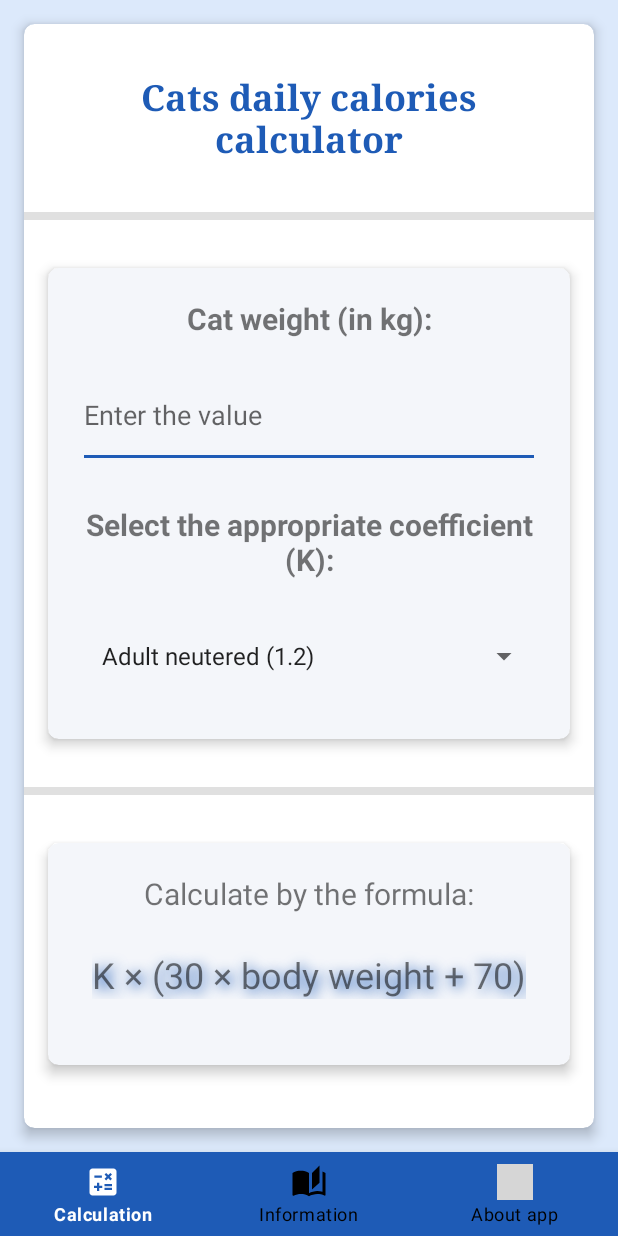
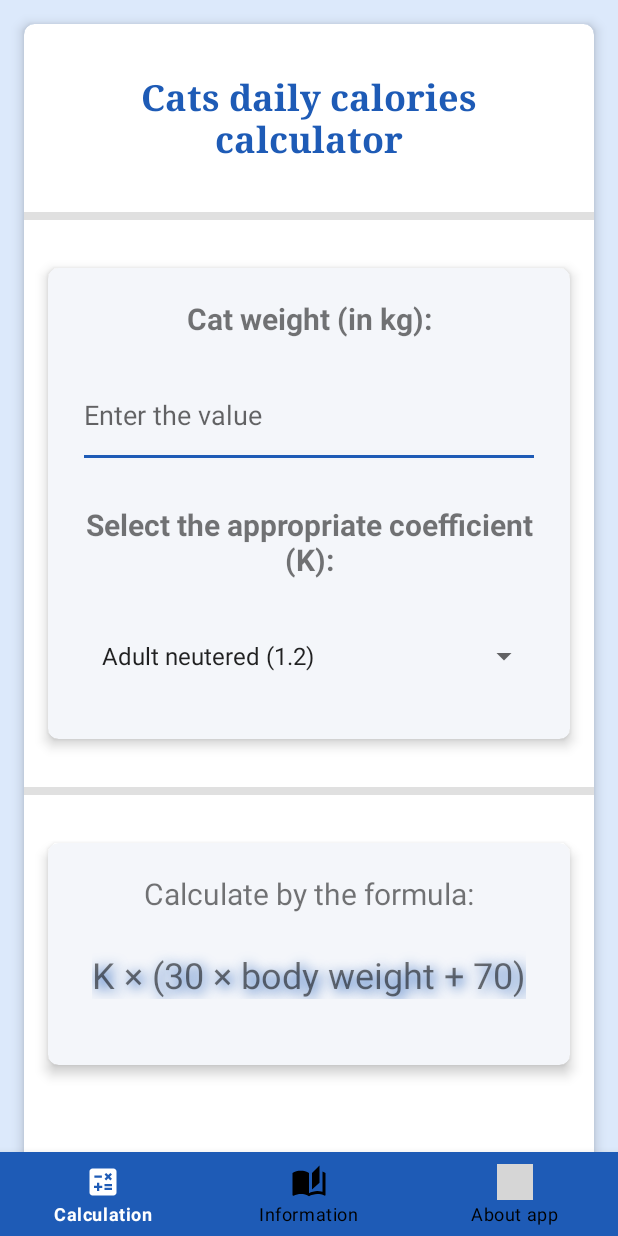
Before and after one commit to WiQuert/Cat-Calories, an Android app: the screen it shows after launch (MainActivity), on a phone screen of 412 x 824 dp. Run offline under Robolectric (Android 15) with nearby library versions, the phone set to English and light mode, and no system bars; grey boxes are pictures that could not be loaded.

Commit message:
Fixed problems

```diff
--- a/app/src/main/res/layout/fragment_calc.xml
+++ b/app/src/main/res/layout/fragment_calc.xml
@@ -7,16 +7,16 @@
     android:background="@color/background_color"
     tools:context=".fragments.CalcFragment">
 
-    <androidx.cardview.widget.CardView
+    <ScrollView
         android:layout_width="match_parent"
-        android:layout_height="match_parent"
-        android:layout_margin="16dp"
-        app:cardCornerRadius="7dp"
-        app:cardElevation="5dp">
+        android:layout_height="match_parent">
 
-        <ScrollView
+        <androidx.cardview.widget.CardView
             android:layout_width="match_parent"
-            android:layout_height="match_parent">
+            android:layout_height="match_parent"
+            android:layout_margin="16dp"
+            app:cardCornerRadius="7dp"
+            app:cardElevation="5dp">
 
             <androidx.constraintlayout.widget.ConstraintLayout
                 android:layout_width="match_parent"
@@ -169,9 +169,9 @@
                     android:layout_width="match_parent"
                     android:layout_height="wrap_content"
                     android:layout_marginStart="16dp"
-                    android:layout_marginTop="32dp"
+                    android:layout_marginTop="16dp"
                     android:layout_marginEnd="16dp"
-                    android:layout_marginBottom="32dp"
+                    android:layout_marginBottom="16dp"
                     android:fontFamily="serif"
                     android:gravity="center"
                     android:text="TextView"
@@ -190,15 +190,15 @@
                     android:layout_height="wrap_content"
                     android:layout_marginStart="16dp"
                     android:layout_marginEnd="16dp"
-                    android:layout_marginBottom="16dp"
+                    android:layout_marginBottom="32dp"
                     android:backgroundTint="@color/bottom_menu"
                     android:text="@string/fragment_calc_result_btn"
                     app:layout_constraintBottom_toBottomOf="parent"
                     app:layout_constraintEnd_toEndOf="parent"
                     app:layout_constraintStart_toStartOf="parent" />
             </androidx.constraintlayout.widget.ConstraintLayout>
-        </ScrollView>
 
-    </androidx.cardview.widget.CardView>
+        </androidx.cardview.widget.CardView>
+    </ScrollView>
 
 </FrameLayout>
--- a/app/src/main/res/values-night/themes.xml
+++ b/app/src/main/res/values-night/themes.xml
@@ -1,21 +1,6 @@
 <resources xmlns:tools="http://schemas.android.com/tools">
     <!-- Base application theme. -->
-    <style name="Theme.CatCalories" parent="Theme.MaterialComponents.DayNight.DarkActionBar">
-        <!-- Primary brand color. -->
-        <item name="colorPrimary">@color/purple_200</item>
-        <item name="colorPrimaryVariant">@color/purple_700</item>
-        <item name="colorOnPrimary">@color/black</item>
-        <!-- Secondary brand color. -->
-        <item name="colorSecondary">@color/teal_200</item>
-        <item name="colorSecondaryVariant">@color/teal_200</item>
-        <item name="colorOnSecondary">@color/black</item>
-        <!-- Status bar color. -->
-        <item name="android:statusBarColor">?attr/colorPrimaryVariant</item>
-        <!-- Customize your theme here. -->
-    </style>
-
-
-    <style name="Theme.NoTitle" parent="Theme.MaterialComponents.DayNight.DarkActionBar">
+    <style name="Theme.CatCalories" parent="Theme.MaterialComponents.Light.DarkActionBar">
         <!-- Primary brand color. -->
         <item name="colorPrimary">@color/purple_200</item>
         <item name="colorPrimaryVariant">@color/purple_700</item>
--- a/app/src/main/res/values/themes.xml
+++ b/app/src/main/res/values/themes.xml
@@ -1,6 +1,6 @@
 <resources xmlns:tools="http://schemas.android.com/tools">
     <!-- Base application theme. -->
-    <style name="Theme.CatCalories" parent="Theme.MaterialComponents.DayNight.DarkActionBar">
+    <style name="Theme.CatCalories" parent="Theme.MaterialComponents.Light.DarkActionBar">
         <!-- Primary brand color. -->
         <item name="colorPrimary">@color/purple_500</item>
         <item name="colorPrimaryVariant">@color/purple_700</item>
```
Also changed, not shown: app/src/main/res/layout/fragment_about.xml (+4 -8 lines), app/src/main/res/layout/fragment_info.xml (+6 -7 lines).
